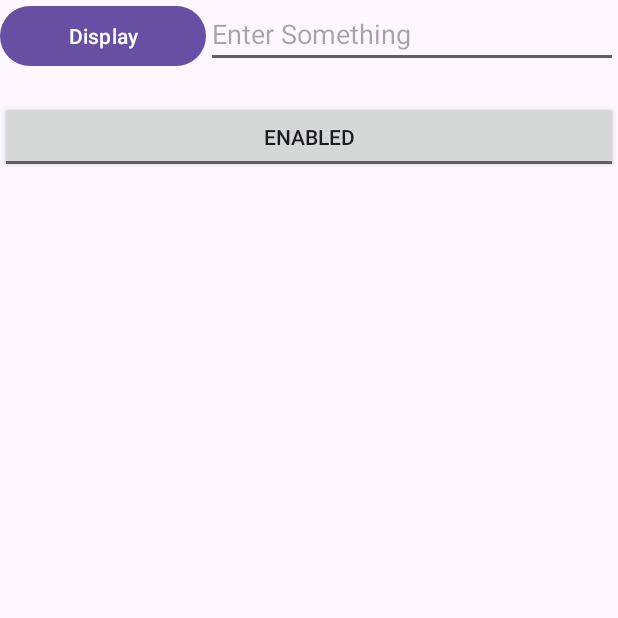
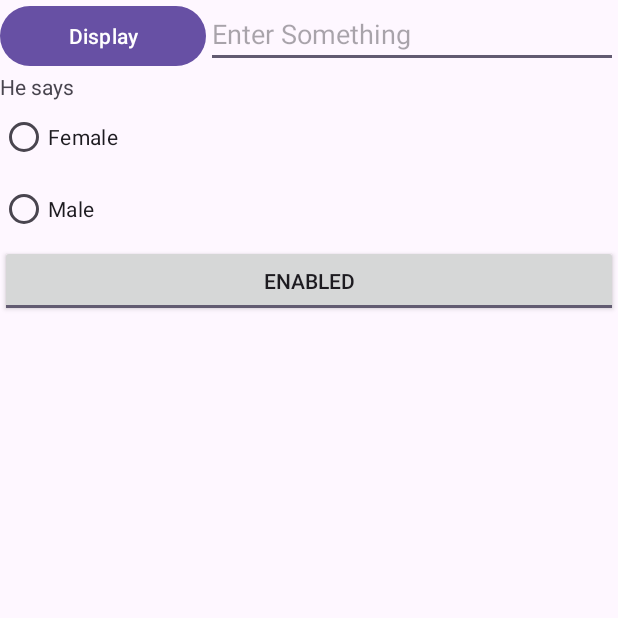
Before and after one commit to riceyan/Week03, an Android app: the screen it shows after launch (MainActivity), after a tap on "Display", on a phone screen of 412 x 824 dp, the top half of it. Run offline under Robolectric (Android 15) with nearby library versions, the phone set to English and light mode, and no system bars.

Commit message:
section E commit

```diff
--- a/app/src/main/java/sg/edu/rp/c346/id21017809/week03/MainActivity.java
+++ b/app/src/main/java/sg/edu/rp/c346/id21017809/week03/MainActivity.java
@@ -6,6 +6,8 @@ import android.os.Bundle;
 import android.view.View;
 import android.widget.Button;
 import android.widget.EditText;
+import android.widget.RadioButton;
+import android.widget.RadioGroup;
 import android.widget.TextView;
 import android.widget.ToggleButton;
 
@@ -15,6 +17,9 @@ public class MainActivity extends AppCompatActivity {
     Button btnDisplay;
     EditText etInput;
     ToggleButton tbtn;
+    RadioGroup rgGender;
+    RadioButton rbFemale;
+    RadioButton rbMale;
 
     @Override
     protected void onCreate(Bundle savedInstanceState) {
@@ -25,6 +30,9 @@ public class MainActivity extends AppCompatActivity {
         btnDisplay = findViewById(R.id.buttonDisplay);
         etInput = findViewById(R.id.editTextInput);
         tbtn = findViewById(R.id.toggleButtonEnabled);
+        rgGender = findViewById(R.id.radioGroupGender);
+        rbFemale = findViewById(R.id.radioButtonGenderFemale);
+        rbMale = findViewById(R.id.radioButtonGenderMale);
 
         btnDisplay.setOnClickListener(new View.OnClickListener() {
             @Override
@@ -48,6 +56,26 @@ public class MainActivity extends AppCompatActivity {
                 }
             }
         });
+
+        btnDisplay.setOnClickListener(new View.OnClickListener() {
+            @Override
+            public void onClick(View v) {
+                // Code for the action
+                String stringResponse = etInput.getText().toString();
+                int checkedRadioId = rgGender.getCheckedRadioButtonId();
+                String newStringResponse;
+                if(checkedRadioId == R.id.radioButtonGenderFemale){
+                    // Write the code when female selected
+                    newStringResponse = "She says " + stringResponse;
+                }
+                else{
+                    // Write the code when male selected
+                    newStringResponse = "He says " + stringResponse;
+                }
+                tvDisplay.setText(newStringResponse);
+            }
+        });
+
     }
 
 }
--- a/app/src/main/res/layout/activity_main.xml
+++ b/app/src/main/res/layout/activity_main.xml
@@ -34,6 +34,24 @@
         android:layout_height="wrap_content"
         android:text="@string/tvDisplay" />
 
+    <RadioGroup
+        android:id="@+id/radioGroupGender"
+        android:layout_width="match_parent"
+        android:layout_height="wrap_content">
+
+        <RadioButton
+            android:id="@+id/radioButtonGenderFemale"
+            android:layout_width="match_parent"
+            android:layout_height="wrap_content"
+            android:text="@string/rbgf" />
+
+        <RadioButton
+            android:id="@+id/radioButtonGenderMale"
+            android:layout_width="match_parent"
+            android:layout_height="wrap_content"
+            android:text="@string/rbgm" />
+    </RadioGroup>
+
     <ToggleButton
         android:id="@+id/toggleButtonEnabled"
         android:layout_width="match_parent"
@@ -42,4 +60,5 @@
         android:textOff="@string/disabled"
         android:textOn="@string/enabled"
         android:text="ToggleButton" />
+
 </LinearLayout>
--- a/app/src/main/res/values/strings.xml
+++ b/app/src/main/res/values/strings.xml
@@ -5,4 +5,6 @@
     <string name="tvDisplay">Display what the user enters</string>
     <string name="disabled">Disabled</string>
     <string name="enabled">Enabled</string>
+    <string name="rbgf">Female</string>
+    <string name="rbgm">Male</string>
 </resources>
```
